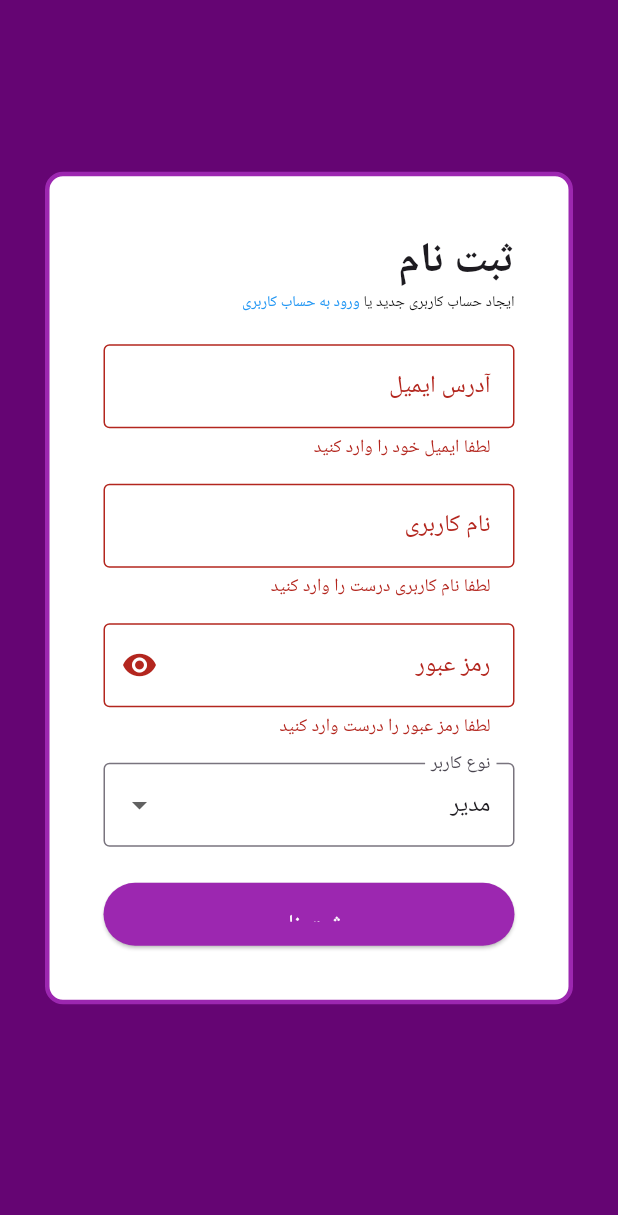
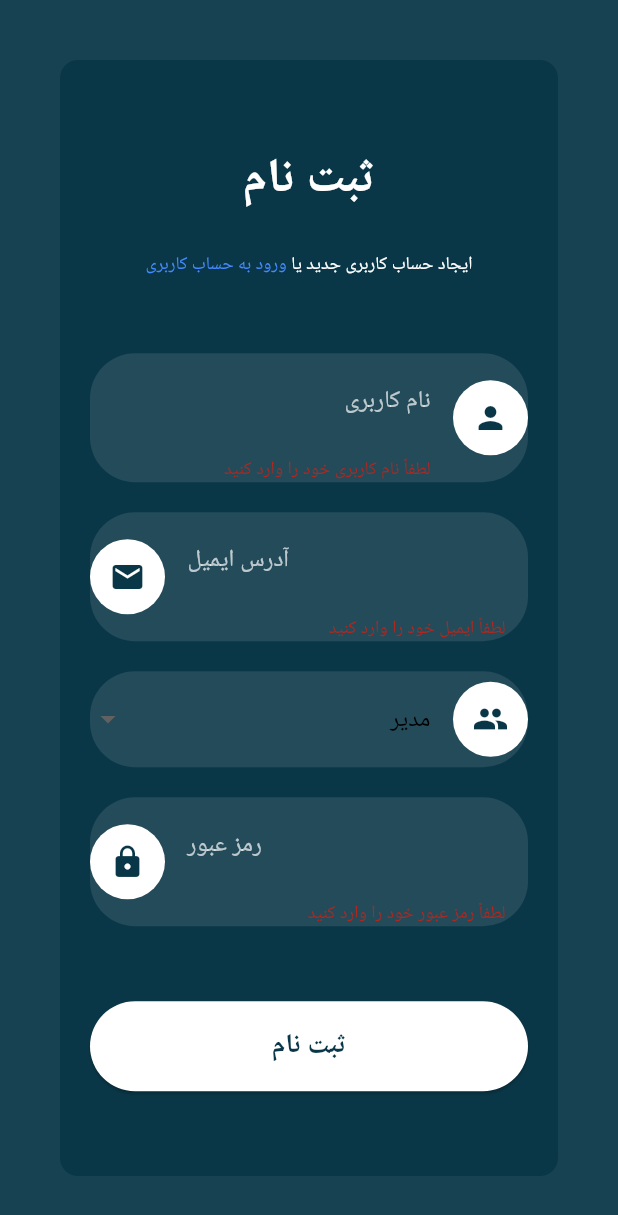
Before and after one commit to MarMar-mg/flutter_project_management, a Flutter app: the RegisterPage screen opened directly, after a tap on "ورود به حساب کاربری", after a tap on "ایجاد حساب کاربری جدید", after a tap on "ثبت نام", on a phone screen of 412 x 824 dp. Shown: the top 1215 px of the screen. Run offline on Flutter 3.47's test engine with Material 3 defaults, Android fonts, the light colour scheme and no system bars; our stand-ins replace connectivity_plus, dartz, equatable, file_picker, get_it, get_storage and 4 more; accounts and stored records are empty.

Commit message:
signup page(final ui)

```diff
--- a/lib/features/register/login/pages/login_page.dart
+++ b/lib/features/register/login/pages/login_page.dart
@@ -118,8 +118,6 @@ class _LoginPageState extends State<LoginPage> {
                     ),
                   ),
                   SizedBox(height: 50),
-
-                  // Email field
                   Container(
                     decoration: BoxDecoration(
                       color: Colors.white.withOpacity(0.1),
@@ -134,22 +132,28 @@ class _LoginPageState extends State<LoginPage> {
                             color: Colors.white,
                             borderRadius: BorderRadius.circular(25),
                           ),
-                          child: Icon(Icons.person, color: Color(0xFF0A3747)),
+                          child: Icon(Icons.email, color: Color(0xFF0A3747)),
                         ),
                         Expanded(
                           child: TextFormField(
                             controller: emailController,
                             style: TextStyle(color: Colors.white),
                             decoration: InputDecoration(
-                              hintText: 'نام کاربری',
+                              hintText: 'آدرس ایمیل',
                               hintStyle: TextStyle(color: Colors.white70),
                               border: InputBorder.none,
                               contentPadding: EdgeInsets.symmetric(
-                                  vertical: 20, horizontal: 15),
+                                vertical: 20,
+                                horizontal: 15,
+                              ),
                             ),
                             validator: (value) {
                               if (value == null || value.isEmpty) {
-                                return 'لطفاً نام کاربری خود را وارد کنید';
+                                return 'لطفاً ایمیل خود را وارد کنید';
+                              } else if (!RegExp(
+                                  r"^[a-zA-Z0-9.!#$%&'*+/=?^_`{|}~-]+@[a-zA-Z0-9]+\\.[a-zA-Z]+")
+                                  .hasMatch(value)) {
+                                return 'ایمیل معتبر وارد کنید';
                               }
                               return null;
                             },
@@ -159,8 +163,6 @@ class _LoginPageState extends State<LoginPage> {
                     ),
                   ),
                   SizedBox(height: 20),
-
-                  // Password field
                   Container(
                     decoration: BoxDecoration(
                       color: Colors.white.withOpacity(0.1),
--- a/lib/features/register/signup/pages/signup_page.dart
+++ b/lib/features/register/signup/pages/signup_page.dart
@@ -1,8 +1,8 @@
 import 'package:flutter/material.dart';
 import 'package:intl/intl.dart';
-import '../../../../commons/widgets/loading_widget.dart';
 import '../../../../main.dart';
 import '../../login/pages/login_page.dart';
+import 'dart:ui';
 
 class RegisterPage extends StatefulWidget {
   const RegisterPage({Key? key}) : super(key: key);
@@ -12,168 +12,232 @@ class RegisterPage extends StatefulWidget {
 }
 
 class _RegisterPageState extends State<RegisterPage> {
-  PageController controller = PageController();
-  double scrollPosition = 0.0;
+  final _formKey = GlobalKey<FormState>();
+  bool isLoading = false;
+  String _userType = 'مدیر';
 
-  final _formKey = GlobalKey<FormState>();
-  String _email = '';
-  String _username = '';
-  String _password = '';
-  String _userType = 'مدیر';
   TextEditingController emailController = TextEditingController();
   TextEditingController nameController = TextEditingController();
   TextEditingController passController = TextEditingController();
-  TextEditingController roleController = TextEditingController();
 
   Future<void> register() async {
-    if (_userType == 'مدیر') {
-      final addToAdmin = await SupaBase.from('admins').insert({
-      'userreference': (await SupaBase.from('users').insert({
+    try {
+      // Insert user data into 'users' table and get the user ID
+      final userId = (await SupaBase.from('users').insert({
         'fullname': nameController.text,
         'password': passController.text,
-        'role': _userType == 'مدیر'? 'Admin': 'User',
+        'role': _userType == 'مدیر' ? 'Admin' : 'User',
         'email': emailController.text,
-      }).select('userid')).first['userid'],
-    });
-    }else{
-      final addToNormalUsers = await SupaBase.from('normalusers').insert({
-        'userreference': (await SupaBase.from('users').insert({
-          'fullname': nameController.text,
-          'password': passController.text,
-          'role': _userType == 'مدیر'? 'Admin': 'User',
-          'email': emailController.text,
-        }).select('userid')).first['userid'],
+      }).select('userid')).first['userid'];
+
+      // Insert user into respective table based on role
+      if (_userType == 'مدیر') {
+        await SupaBase.from('admins').insert({'userreference': userId});
+      } else {
+        await SupaBase.from('normalusers').insert({
+          'userreference': userId,
           'joineddate': DateFormat('yyyy-MM-dd').format(DateTime.now()),
         });
       }
+
+      // Navigate to login page
       Navigator.pushReplacement(
         context,
-        MaterialPageRoute(
-            builder: (BuildContext ctx) => LoginPage()));
+        MaterialPageRoute(builder: (BuildContext ctx) => LoginPage()),
+      );
+
+      // Clear form fields
       setState(() {
-      nameController.clear();
+        emailController.clear();
         nameController.clear();
         passController.clear();
-      emailController.clear();
+        isLoading = false;
       });
+    } catch (e) {
+      setState(() {
+        isLoading = false;
+      });
+      print("Error during registration: $e");
     }
+  }
+
   @override
   Widget build(BuildContext context) {
-
     return Scaffold(
-      backgroundColor: Color(0xff650573),
-      body: Padding(
-        padding: const EdgeInsets.fromLTRB(30, 40.0, 30, 80),
-      child: Center(
-          child: Expanded(
+      backgroundColor: Color(0xFF174251), // Dark background color
+      body: Center(
+        child: Padding(
+          padding: const EdgeInsets.all(40.0),
           child: Container(
             width: 380,
-              // height: 550,
             padding: EdgeInsets.all(20),
             decoration: BoxDecoration(
               borderRadius: BorderRadius.circular(12),
-              color: Colors.white,// Background color
-              border: Border.all(
-                color: Colors.purple, // Border color
-                width: 3, // Border width
+              color: Color(0xFF0A3747),
             ),
-            ),
-            child: Padding(
-              padding: const EdgeInsets.all(16.0),
-              child: SingleChildScrollView(
             child: Form(
               key: _formKey,
               child: Column(
-                    crossAxisAlignment: CrossAxisAlignment.start,
+                mainAxisAlignment: MainAxisAlignment.center,
+                crossAxisAlignment: CrossAxisAlignment.stretch,
                 children: [
                   Text(
                     'ثبت نام',
-                        style:
-                            TextStyle(fontSize: 28, fontWeight: FontWeight.bold),
+                    textAlign: TextAlign.center,
+                    style: TextStyle(
+                      fontSize: 32,
+                      fontWeight: FontWeight.bold,
+                      color: Colors.white,
                     ),
-                      Row(
+                  ),
+                  SizedBox(height: 24),
+                  Center(
+                    child: Row(
+                      mainAxisAlignment: MainAxisAlignment.center,
                       children: [
                         Text(
                           'ایجاد حساب کاربری جدید یا ',
-                            style: TextStyle(fontSize: 10, color: Colors.black),
+                          style: TextStyle(fontSize: 12, color: Colors.white),
                         ),
                         GestureDetector(
-                            onTap: () => {
-                              Navigator.pushReplacement(
+                          onTap: () => Navigator.pushReplacement(
                             context,
                             MaterialPageRoute(
-                                      builder: (BuildContext ctx) => LoginPage()))
-
-                            },
-                            child: Text('ورود به حساب کاربری',
+                              builder: (ctx) => LoginPage(),
+                            ),
+                          ),
+                          child: Text(
+                            'ورود به حساب کاربری',
                             style: TextStyle(
-                                    fontSize: 10, color: Colors.blue)),
-                          )
+                              fontSize: 12,
+                              color: Colors.blueAccent,
+                            ),
+                          ),
+                        ),
                       ],
                     ),
-                      SizedBox(height: 20),
-                      TextFormField(
-                        controller: emailController,
+                  ),
+                  SizedBox(height: 50),
+                  Container(
+                    decoration: BoxDecoration(
+                      color: Colors.white.withOpacity(0.1),
+                      borderRadius: BorderRadius.circular(30),
+                    ),
+                    child: Row(
+                      children: [
+                        Container(
+                          width: 50,
+                          height: 50,
+                          decoration: BoxDecoration(
+                            color: Colors.white,
+                            borderRadius: BorderRadius.circular(25),
+                          ),
+                          child: Icon(Icons.person, color: Color(0xFF0A3747)),
+                        ),
+                        Expanded(
+                          child: TextFormField(
+                            controller: nameController,
+                            style: TextStyle(color: Colors.white),
                             decoration: InputDecoration(
-                          labelText: 'آدرس ایمیل',
-                          border: OutlineInputBorder(),
+                              hintText: 'نام کاربری',
+                              hintStyle: TextStyle(color: Colors.white70),
+                              border: InputBorder.none,
+                              contentPadding: EdgeInsets.symmetric(
+                                vertical: 20,
+                                horizontal: 15,
+                              ),
                             ),
                             validator: (value) {
                               if (value == null || value.isEmpty) {
-                            return 'لطفا ایمیل خود را وارد کنید';
-                          } else if (!RegExp( r"^[a-zA-Z0-9.a-zA-Z0-9.!#$%&'*+/=?^_`{|}~-]+@[a-zA-Z0-9]+\.[a-zA-Z]+")
-                              .hasMatch(value)) {
-                            return 'لطفا درستش کن';
+                                return 'لطفاً نام کاربری خود را وارد کنید';
                               }
                               return null;
                             },
-                        onSaved: (value) => _email = value!,
                           ),
-                      SizedBox(height: 16),
-                      TextFormField(
-                        controller: nameController,
+                        ),
+                      ],
+                    ),
+                  ),
+                  SizedBox(height: 20),
+                  Container(
+                    decoration: BoxDecoration(
+                      color: Colors.white.withOpacity(0.1),
+                      borderRadius: BorderRadius.circular(30),
+                    ),
+                    child: Row(
+                      children: [
+                        Expanded(
+                          child: TextFormField(
+                            obscureText: false, // Ensure the text is not obscured for email input
+                            controller: emailController,
+                            textAlign: TextAlign.left, // Align text to the left
+                            style: TextStyle(color: Colors.white),
                             decoration: InputDecoration(
-                          labelText: 'نام کاربری',
-                          border: OutlineInputBorder(),
+                              hintText: 'آدرس ایمیل',
+                              hintStyle: TextStyle(color: Colors.white70),
+                              border: InputBorder.none,
+                              contentPadding: EdgeInsets.symmetric(
+                                vertical: 20,
+                                horizontal: 15,
+                              ),
                             ),
                             validator: (value) {
                               if (value == null || value.isEmpty) {
-                            return 'لطفا نام کاربری درست را وارد کنید';
+                                return 'لطفاً ایمیل خود را وارد کنید';
+                              } else if (!RegExp(
+                                  r"^[a-zA-Z0-9.!#$%&'*+/=?^_`{|}~-]+@[a-zA-Z0-9]+\.[a-zA-Z]+")
+                                  .hasMatch(value)) {
+                                return 'ایمیل معتبر وارد کنید';
                               }
                               return null;
                             },
-                        onSaved: (value) => _username = value!,
                           ),
-                      SizedBox(height: 16),
-                      TextFormField(
-                        obscureText: true,
-                        controller: passController,
-                        decoration: InputDecoration(
-                          labelText: 'رمز عبور',
-                          border: OutlineInputBorder(),
-                          suffixIcon: Icon(Icons.visibility),
                         ),
-                        validator: (value) {
-                          if (value == null || value.isEmpty) {
-                            return 'لطفا رمز عبور را درست وارد کنید';
-                          } else if (value.length < 6) {
-                            return 'رمز عبور باید بیشتر از 6 کاراکتر باشد';
-                          }
-                          return null;
-                        },
-                        onSaved: (value) => _password = value!,
+                        Container(
+                          width: 50,
+                          height: 50,
+                          decoration: BoxDecoration(
+                            color: Colors.white,
+                            borderRadius: BorderRadius.circular(25),
                           ),
-                      SizedBox(height: 16),
-                      DropdownButtonFormField<String>(
+                          child: Icon(Icons.email, color: Color(0xFF0A3747)),
+                        ),
+                      ],
+                    ),
+                  ),
+                  SizedBox(height: 20),
+                  Container(
+                    decoration: BoxDecoration(
+                      color: Colors.white.withOpacity(0.1),
+                      borderRadius: BorderRadius.circular(30),
+                    ),
+                    child: Row(
+                      children: [
+                        Container(
+                          width: 50,
+                          height: 50,
+                          decoration: BoxDecoration(
+                            color: Colors.white,
+                            borderRadius: BorderRadius.circular(25),
+                          ),
+                          child: Icon(Icons.group, color: Color(0xFF0A3747)),
+                        ),
+                        Expanded(
+                          child: DropdownButtonFormField<String>(
                             value: _userType,
                             decoration: InputDecoration(
-                          labelText: 'نوع کاربر',
-                          border: OutlineInputBorder(),
+                              hintText: 'نوع کاربر',
+                              hintStyle: TextStyle(color: Colors.white70),
+                              border: InputBorder.none,
+                              contentPadding: EdgeInsets.symmetric(
+                                vertical: 20,
+                                horizontal: 15,
+                              ),
                             ),
                             items: ['کاربر عادی', 'مدیر'].map((type) {
                               return DropdownMenuItem(
                                 value: type,
-                            child: Text(type),
+                                child: Text(type, style: TextStyle(color: Colors.black)),
                               );
                             }).toList(),
                             onChanged: (value) {
@@ -182,10 +246,60 @@ class _RegisterPageState extends State<RegisterPage> {
                               });
                             },
                           ),
-                      SizedBox(height: 24),
+                        ),
+                      ],
+                    ),
+                  ),
+                  SizedBox(height: 20),
+                  Container(
+                    decoration: BoxDecoration(
+                      color: Colors.white.withOpacity(0.1),
+                      borderRadius: BorderRadius.circular(30),
+                    ),
+                    child: Row(
+                      children: [
+                        Expanded(
+                          child: TextFormField(
+                            obscureText: true,
+                            controller: passController,
+                            textAlign: TextAlign.left, // Align text to the left
+                            style: TextStyle(color: Colors.white),
+                            decoration: InputDecoration(
+                              hintText: 'رمز عبور',
+                              hintStyle: TextStyle(color: Colors.white70),
+                              border: InputBorder.none,
+                              contentPadding: EdgeInsets.symmetric(
+                                vertical: 20,
+                                horizontal: 15,
+                              ),
+                            ),
+                            validator: (value) {
+                              if (value == null || value.isEmpty) {
+                                return 'لطفاً رمز عبور خود را وارد کنید';
+                              } else if (value.length < 6) {
+                                return 'رمز عبور باید حداقل ۶ کاراکتر باشد';
+                              }
+                              return null;
+                            },
+                          ),
+                        ),
+                        Container(
+                          width: 50,
+                          height: 50,
+                          decoration: BoxDecoration(
+                            color: Colors.white,
+                            borderRadius: BorderRadius.circular(25),
+                          ),
+                          child: Icon(Icons.lock, color: Color(0xFF0A3747)),
+                        ),
+                      ],
+                    ),
+                  ),
+                  SizedBox(height: 50),
+
+                  // Register button
                   SizedBox(
-                        width: double.infinity,
-                        height: 42,
+                    height: 60,
                     child: ElevatedButton(
                       onPressed: () {
                         if (_formKey.currentState!.validate()) {
@@ -193,17 +307,23 @@ class _RegisterPageState extends State<RegisterPage> {
                             isLoading = true;
                           });
                           register();
-                              print("111");
                         }
                       },
                       style: ElevatedButton.styleFrom(
-                            backgroundColor: Colors.purple,
-                            padding: EdgeInsets.symmetric(vertical: 16),
+                        backgroundColor: Colors.white,
+                        shape: RoundedRectangleBorder(
+                          borderRadius: BorderRadius.circular(30),
                         ),
-                          child: isLoading? SizedBox(height: 12, width: 60,
-                              child: LoadingWidget()): Text(
+                      ),
+                      child: isLoading
+                          ? CircularProgressIndicator(color: Color(0xFF0A3747))
+                          : Text(
                         'ثبت نام',
-                            style: TextStyle(fontSize: 16, color: Colors.white),
+                        style: TextStyle(
+                          color: Color(0xFF0A3747),
+                          fontSize: 18,
+                          fontWeight: FontWeight.bold,
+                        ),
                       ),
                     ),
                   ),
@@ -213,10 +333,6 @@ class _RegisterPageState extends State<RegisterPage> {
           ),
         ),
       ),
-          )),
-      ),
     );
   }
-
-  bool isLoading = false;
 }
```
Lines whose indentation alone changed are shown as unchanged.
